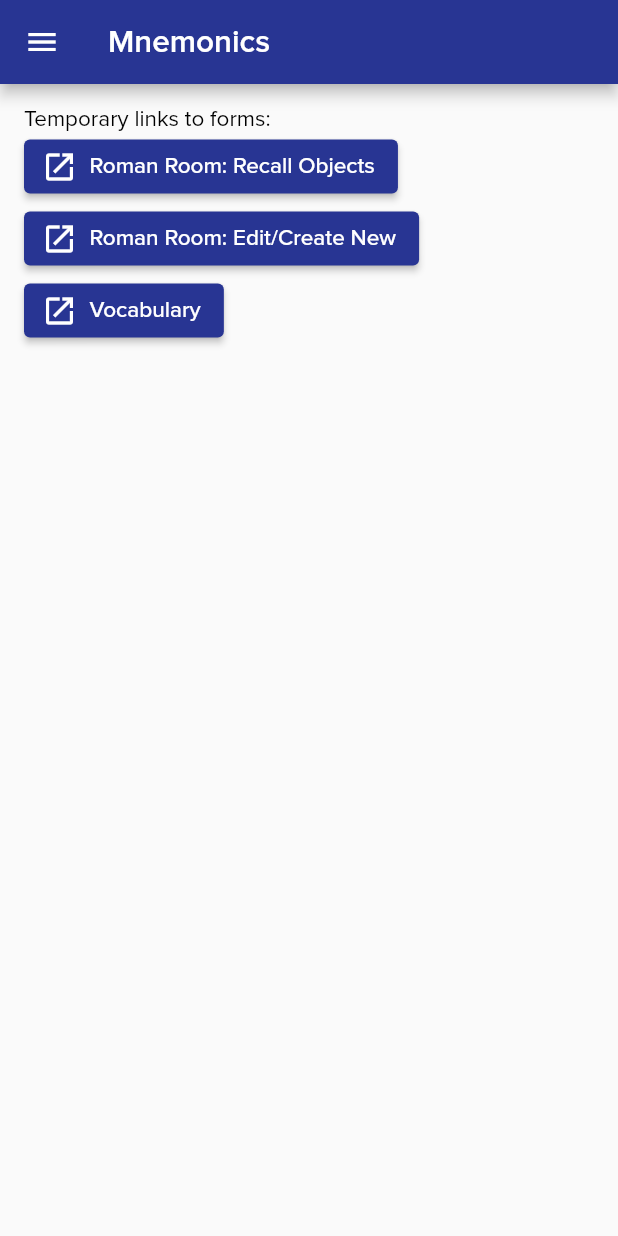
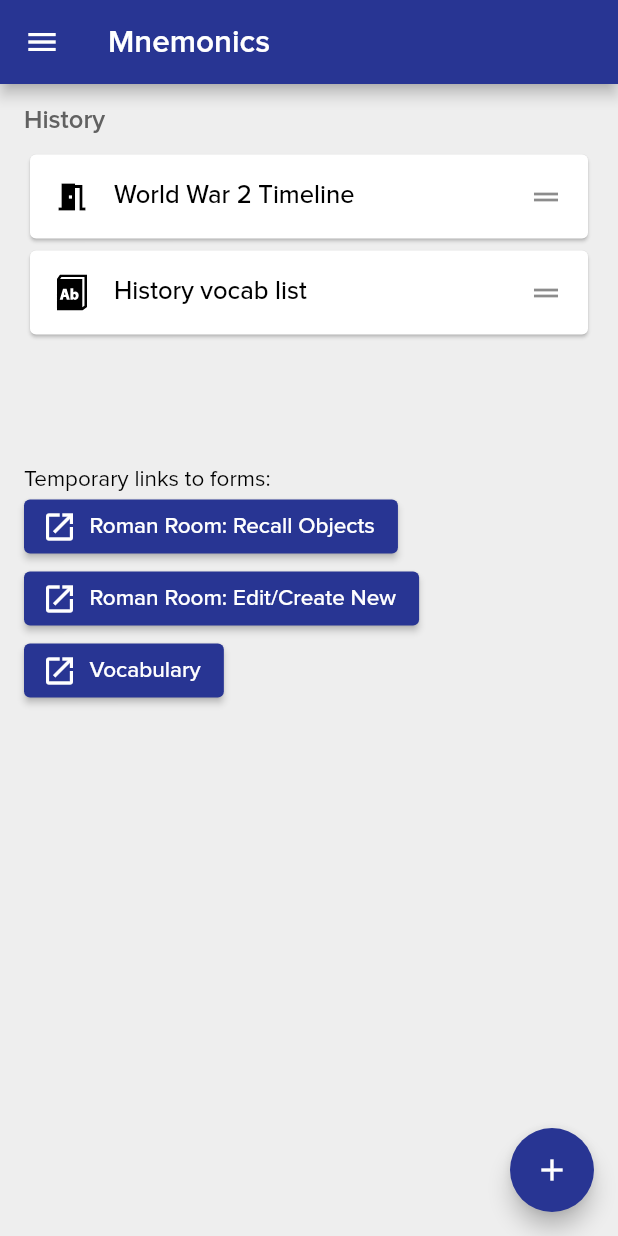
Before and after one commit to AnsonH/comp4521_gp4_accelyst, a Flutter app: the Mnemonics screen opened directly, on a phone screen of 412 x 824 dp. Run offline on Flutter 3.47's test engine with Material 2 defaults, Android fonts, the light colour scheme and no system bars; our stand-ins replace audioplayers, awesome_notifications, flutter_spinkit, flutter_svg, image_picker, photo_view and 4 more; accounts and stored records are empty; project files that could hold a hidden picture were left out.

Commit message:
Mnemonics - Very basic home page (hard-coded)

```diff
--- /dev/null
+++ b/build.yaml
@@ -0,0 +1,10 @@
+targets:
+  $default:
+    builders:
+      # Package that auto-generates to/form JSON code for a class
+      # https://pub.dev/packages/json_serializable#build-configuration
+      json_serializable:
+        options:
+          # Correctly generates code for nested classes
+          # https://docs.flutter.dev/development/data-and-backend/json#generating-code-for-nested-classes
+          explicit_to_json: true
--- /dev/null
+++ b/lib/models/mnemonics_data.dart
@@ -0,0 +1,65 @@
+import 'package:json_annotation/json_annotation.dart';
+
+part "mnemonics_data.g.dart";
+
+enum MnemonicType {
+  @JsonValue("romanRoom")
+  romanRoom,
+
+  @JsonValue("vocabList")
+  vocabList,
+}
+
+/// Represents different subjects and corresponding roman room or vocab lists
+/// in the Mnemonics page.
+@JsonSerializable()
+class MnemonicsData {
+  final List<SubjectMaterialsData> subjectMaterials;
+
+  const MnemonicsData(this.subjectMaterials);
+
+  factory MnemonicsData.fromJson(Map<String, dynamic> json) =>
+      _$MnemonicsDataFromJson(json);
+
+  Map<String, dynamic> toJson() => _$MnemonicsDataToJson(this);
+}
+
+/// Represents a single subject and its corresponding roman rooms or vocab lists.
+@JsonSerializable()
+class SubjectMaterialsData {
+  String subjectName;
+  final List<MnemonicMaterial> materials;
+
+  SubjectMaterialsData({
+    required this.subjectName,
+    required this.materials,
+  });
+
+  factory SubjectMaterialsData.fromJson(Map<String, dynamic> json) =>
+      _$SubjectMaterialsDataFromJson(json);
+
+  Map<String, dynamic> toJson() => _$SubjectMaterialsDataToJson(this);
+}
+
+/// Represents data of a single tile in the Mnemonics main page.
+@JsonSerializable()
+class MnemonicMaterial {
+  final MnemonicType type;
+
+  /// Title of the material.
+  String title;
+
+  /// UUID to be used to name the JSON file that stores the roman room / vocab list data.
+  String uuid;
+
+  MnemonicMaterial({
+    required this.type,
+    required this.title,
+    required this.uuid,
+  });
+
+  factory MnemonicMaterial.fromJson(Map<String, dynamic> json) =>
+      _$MnemonicMaterialFromJson(json);
+
+  Map<String, dynamic> toJson() => _$MnemonicMaterialToJson(this);
+}
--- a/lib/screens/mnemonics/mnemonics.dart
+++ b/lib/screens/mnemonics/mnemonics.dart
@@ -1,8 +1,11 @@
+import 'package:comp4521_gp4_accelyst/models/mnemonics_data.dart';
 import 'package:comp4521_gp4_accelyst/screens/mnemonics/roman_room/room_edit.dart';
 import 'package:comp4521_gp4_accelyst/screens/mnemonics/roman_room/room_recall.dart';
 import 'package:comp4521_gp4_accelyst/screens/mnemonics/vocab/vocab.dart';
 import 'package:comp4521_gp4_accelyst/widgets/core/nav_drawer.dart';
+import 'package:comp4521_gp4_accelyst/widgets/mnemonics_home/subject_materials.dart';
 import 'package:flutter/material.dart';
+import 'package:uuid/uuid.dart';
 
 class Mnemonics extends StatefulWidget {
   const Mnemonics({Key? key}) : super(key: key);
@@ -12,19 +15,66 @@ class Mnemonics extends StatefulWidget {
 }
 
 class _MnemonicsState extends State<Mnemonics> {
+  // TODO: Replace with data read from local storage
+  final data = MnemonicsData([
+    SubjectMaterialsData(
+      subjectName: "History",
+      materials: [
+        MnemonicMaterial(
+          type: MnemonicType.romanRoom,
+          title: "World War 2 Timeline",
+          uuid: const Uuid().v1(),
+        ),
+        MnemonicMaterial(
+          type: MnemonicType.vocabList,
+          title: "History vocab list",
+          uuid: const Uuid().v1(),
+        ),
+      ],
+    ),
+  ]);
+
   @override
   Widget build(BuildContext context) {
     return Scaffold(
       appBar: AppBar(
         title: const Text("Mnemonics"),
       ),
+      backgroundColor: Colors.grey[200],
       drawer: const NavDrawer(),
       drawerEdgeDragWidth: MediaQuery.of(context).size.width * 0.4,
+      floatingActionButton: FloatingActionButton(
+        child: const Icon(Icons.add),
+        onPressed: () {
+          // TODO: Add new roman room or vocab list
+        },
+      ),
       body: Container(
         padding: const EdgeInsets.all(16),
+        child: SingleChildScrollView(
           child: Column(
             crossAxisAlignment: CrossAxisAlignment.start,
             children: <Widget>[
+              ...data.subjectMaterials.map((subMaterials) {
+                return SubjectMaterials(
+                  data: subMaterials,
+                  onReorder: (int oldIndex, int newIndex) {
+                    setState(() {
+                      if (oldIndex < newIndex) {
+                        newIndex -= 1;
+                      }
+                      final materials = subMaterials.materials;
+                      final item = materials.removeAt(oldIndex);
+                      materials.insert(newIndex, item);
+                    });
+                  },
+                );
+              }).toList(),
+              // Temporary links
+              Column(
+                crossAxisAlignment: CrossAxisAlignment.start,
+                children: [
+                  const SizedBox(height: 50),
                   const Text("Temporary links to forms:"),
                   ElevatedButton.icon(
                     label: const Text("Roman Room: Recall Objects"),
@@ -64,6 +114,9 @@ class _MnemonicsState extends State<Mnemonics> {
                   )
                 ],
               ),
+            ],
+          ),
+        ),
       ),
     );
   }
--- a/lib/screens/timer/timer.dart
+++ b/lib/screens/timer/timer.dart
@@ -298,12 +298,6 @@ class _TimerState extends State<Timer> with WidgetsBindingObserver {
       child: Scaffold(
         appBar: AppBar(
           title: const Text("Timer"),
-          actions: <Widget>[
-            IconButton(
-              icon: const Icon(Icons.bar_chart),
-              onPressed: () {},
-            )
-          ],
         ),
         drawer: const NavDrawer(),
         drawerEdgeDragWidth: MediaQuery.of(context).size.width * 0.4,
--- a/lib/widgets/core/nav_drawer.dart
+++ b/lib/widgets/core/nav_drawer.dart
@@ -1,5 +1,6 @@
 import 'package:comp4521_gp4_accelyst/screens/app_screen.dart';
 import 'package:flutter/material.dart';
+import 'package:flutter_svg/flutter_svg.dart';
 import 'package:provider/provider.dart';
 
 class NavDrawer extends StatelessWidget {
@@ -19,15 +20,15 @@ class NavDrawer extends StatelessWidget {
             crossAxisAlignment: CrossAxisAlignment.stretch,
             children: <Widget>[
               SizedBox(
-                height: 175,
+                height: 150,
                 child: DrawerHeader(
                   decoration: BoxDecoration(
                     color: Theme.of(context).primaryColor,
                   ),
-                  child: const Text(
-                    "Placeholder header",
-                    style: TextStyle(
-                      color: Colors.white,
+                  child: Padding(
+                    padding: const EdgeInsets.all(20.0),
+                    child: SvgPicture.asset(
+                      "assets/logo/logo-with-text-dark.svg",
                     ),
                   ),
                 ),
--- /dev/null
+++ b/lib/widgets/mnemonics_home/subject_materials.dart
@@ -0,0 +1,71 @@
+import 'package:comp4521_gp4_accelyst/models/mnemonics_data.dart';
+import 'package:flutter/material.dart';
+import 'package:flutter_svg/svg.dart';
+
+/// A section for a subject and its respective mnemonics tiles.
+class SubjectMaterials extends StatelessWidget {
+  final SubjectMaterialsData data;
+  final void Function(int oldIndex, int newIndex) onReorder;
+
+  /// Creates a section for a subject and its respective mnemonics tiles.
+  const SubjectMaterials({
+    Key? key,
+    required this.data,
+    required this.onReorder,
+  }) : super(key: key);
+
+  @override
+  Widget build(BuildContext context) {
+    return Column(
+      crossAxisAlignment: CrossAxisAlignment.start,
+      mainAxisSize: MainAxisSize.min,
+      children: [
+        Text(
+          data.subjectName,
+          style: TextStyle(
+            color: Colors.grey[700],
+            fontSize: 17,
+            fontWeight: FontWeight.w600,
+          ),
+        ),
+        const SizedBox(height: 10),
+        ReorderableListView(
+          shrinkWrap: true,
+          physics: const NeverScrollableScrollPhysics(), // Disable scroll
+          children: [
+            for (int index = 0; index < data.materials.length; ++index)
+              Card(
+                key: Key(data.materials[index].uuid),
+                child: ListTile(
+                  onTap: () {
+                    // TODO: Open new page
+                    debugPrint(data.materials[index].uuid);
+                  },
+                  title: Text(
+                    data.materials[index].title,
+                    style: const TextStyle(
+                      fontWeight: FontWeight.w500,
+                    ),
+                  ),
+                  leading: data.materials[index].type == MnemonicType.romanRoom
+                      ? const Icon(
+                          Icons.meeting_room,
+                          color: Colors.black,
+                        )
+                      : SvgPicture.asset("assets/icons/vocab_room.svg"),
+                  minLeadingWidth: 20,
+                  trailing: ReorderableDelayedDragStartListener(
+                    index: index,
+                    child: const Icon(Icons.drag_handle),
+                  ),
+                ),
+              )
+          ],
+          onReorder: onReorder,
+          buildDefaultDragHandles: false,
+        ),
+        const SizedBox(height: 35),
+      ],
+    );
+  }
+}
--- a/pubspec.yaml
+++ b/pubspec.yaml
@@ -44,6 +44,8 @@ dependencies:
   audioplayers: ^0.20.1
   awesome_notifications: ^0.6.21
   shared_preferences: ^2.0.13
+  flutter_svg: ^1.0.3
+  json_annotation: ^4.4.0
 
 dependency_overrides:
   # `photo_view` throws "Looking up a deactivated widget's ancestor is unsafe" error when closing the gallery.
@@ -59,6 +61,8 @@ dependency_overrides:
 dev_dependencies:
   flutter_test:
     sdk: flutter
+  build_runner: ^2.0.0
+  json_serializable: ^6.0.0
 
   # The "flutter_lints" package below contains a set of recommended lints to
   # encourage good coding practices. The lint set provided by the package is
@@ -82,6 +86,8 @@ flutter:
   assets:
     - assets/timer_bg_wallpaper.jpg
     - assets/audio/
+    - assets/logo/
+    - assets/icons/
 
   # An image asset can refer to one or more resolution-specific "variants", see
   # https://flutter.dev/assets-and-images/#resolution-aware.
```
Also changed, not shown: assets/icons/vocab_room.svg (added), lib/models/mnemonics_data.g.dart (added), pubspec.lock, 1 other file. Lines whose indentation alone changed are shown as unchanged.
